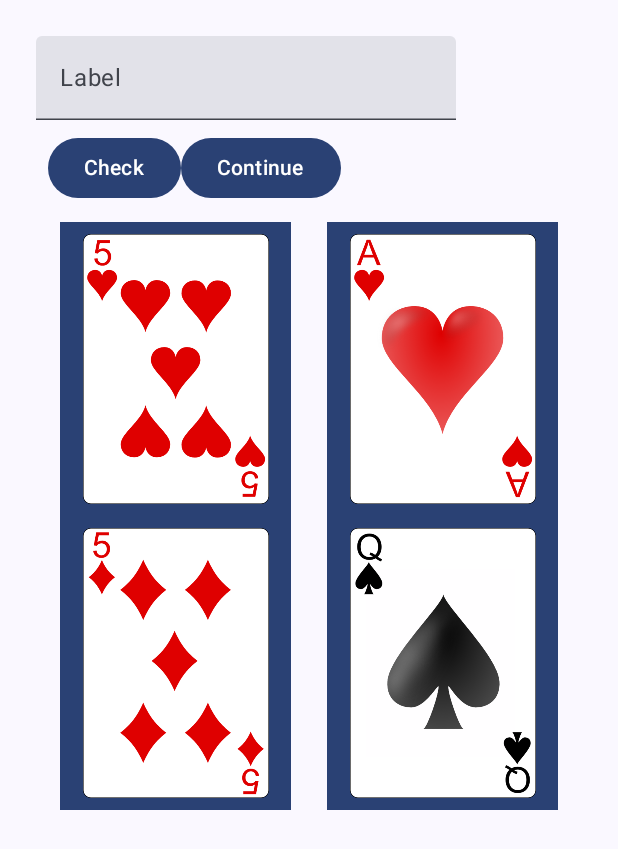
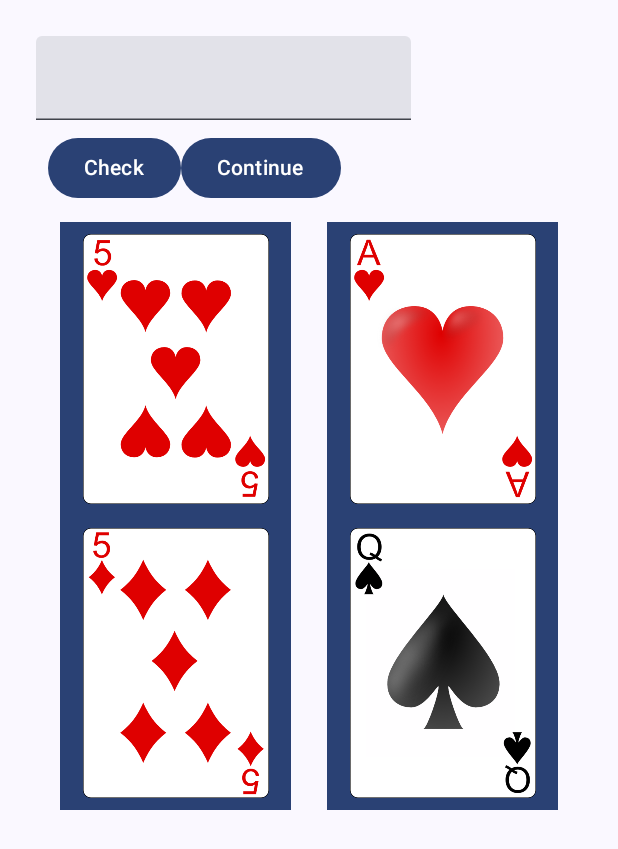
Before and after one commit to liming-zhao/androidapp, an Android app built with Jetpack Compose: the screen it shows after launch (MainActivity), on a phone screen of 412 x 824 dp. Shown: the top 849 px of the screen. Run offline under Robolectric (Android 15) with nearby library versions, the phone set to English and light mode, and no system bars.

Commit message:
change the font of textedit

```diff
--- a/app/src/main/java/com/example/fungame/MainActivity.kt
+++ b/app/src/main/java/com/example/fungame/MainActivity.kt
@@ -15,6 +15,7 @@ import androidx.compose.foundation.layout.Row
 import androidx.compose.foundation.layout.fillMaxSize
 import androidx.compose.foundation.layout.padding
 import androidx.compose.foundation.layout.size
+import androidx.compose.foundation.layout.width
 import androidx.compose.foundation.lazy.LazyColumn
 import androidx.compose.foundation.lazy.grid.GridCells
 import androidx.compose.foundation.lazy.grid.LazyVerticalGrid
@@ -38,8 +39,10 @@ import androidx.compose.ui.draw.clip
 import androidx.compose.ui.layout.ContentScale
 import androidx.compose.ui.platform.LocalContext
 import androidx.compose.ui.res.painterResource
+import androidx.compose.ui.text.TextStyle
 import androidx.compose.ui.tooling.preview.Preview
 import androidx.compose.ui.unit.dp
+import androidx.compose.ui.unit.sp
 import com.example.fungame.ui.theme.FunGameTheme
 
 import net.objecthunter.exp4j.ExpressionBuilder
@@ -199,7 +202,11 @@ private fun Greetings(
     TextField(
         value = text,
         onValueChange = onTextChange,
-        label = {Text("Label")}
+        modifier = modifier.width(250.dp),
+        textStyle = TextStyle(
+            fontSize = 20.sp // 👈 Change font size here
+        )
+
     )
     Row(modifier = Modifier.padding((8.dp))) {
 
@@ -211,7 +218,9 @@ private fun Greetings(
         }
     }
 
-       LazyVerticalGrid(
+
+
+    LazyVerticalGrid(
         columns = GridCells.Adaptive(minSize = 128.dp),
         modifier = modifier.padding(4.dp)
     ) {
@@ -220,6 +229,12 @@ private fun Greetings(
         }
     }
 
+
+    /*Column(modifier = modifier.padding(vertical = 4.dp, horizontal = 25.dp)) {
+        for (name in names) {
+            Card(name = name)
+        }
+    }*/
 }
 
 
```
